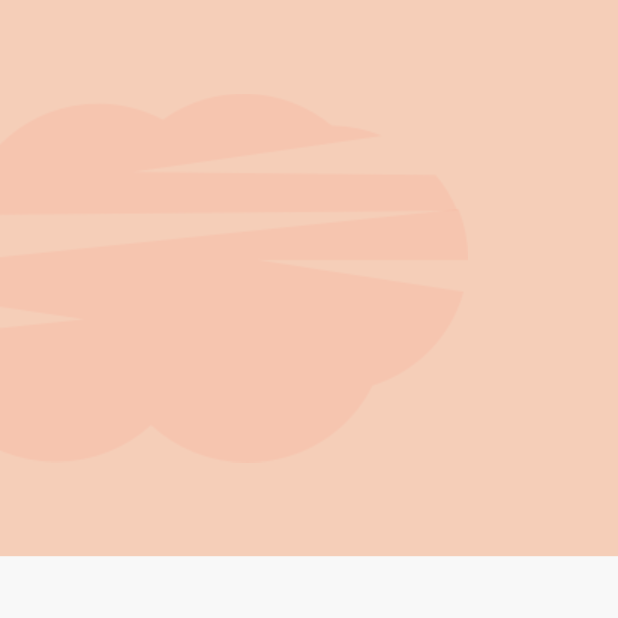
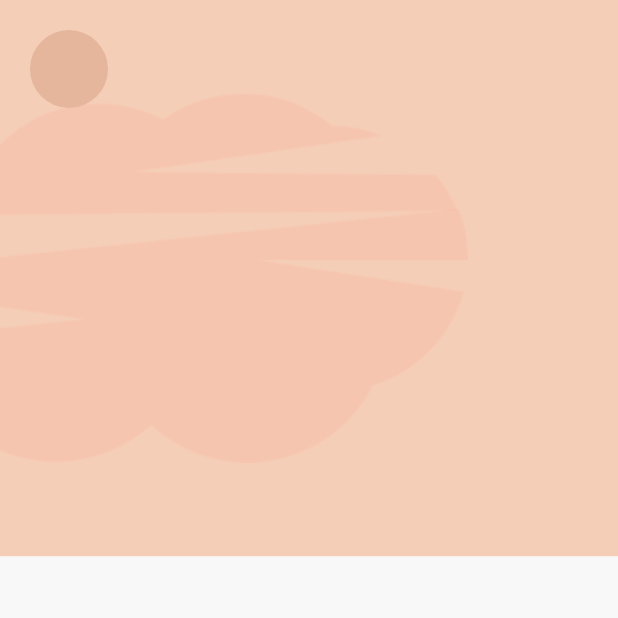
Before and after one commit to Shiroyaksha666/MeditationApp, a Flutter app: the screen it shows after launch, on a phone screen of 412 x 824 dp, the top half of it. Run offline on Flutter 3.47's test engine with Material 3 defaults, Android fonts, the phone set to English and light mode, and no system bars.

Commit message:
first page

```diff
--- a/lib/main.dart
+++ b/lib/main.dart
@@ -47,7 +47,27 @@ class _HomescreenState extends State<Homescreen> {
                 ),
               ),
             ),
-          )
+          ),
+          SafeArea(
+            child: Padding(
+              padding: const EdgeInsets.symmetric(
+                vertical: 20,
+                horizontal: 20,
+              ),
+              child: Align(
+                alignment: Alignment.topLeft,
+                child: Container(
+                  height: 52,
+                  width: 52,
+                  alignment: Alignment.center,
+                  decoration: const BoxDecoration(
+                    shape: BoxShape.circle,
+                    color: Color.fromARGB(255, 229, 182, 156),
+                  ),
+                ),
+              ),
+            ),
+          ),
         ],
       ),
     );
--- a/pubspec.yaml
+++ b/pubspec.yaml
@@ -35,6 +35,9 @@ dependencies:
   # The following adds the Cupertino Icons font to your application.
   # Use with the CupertinoIcons class for iOS style icons.
   cupertino_icons: ^1.0.8
+  chewie: ^1.8.5
+  video_player: ^2.9.0
+  flutter_svg: ^2.0.10+1
 
 dev_dependencies:
   flutter_test:
```
Also changed, not shown: pubspec.lock, 4 other files.
